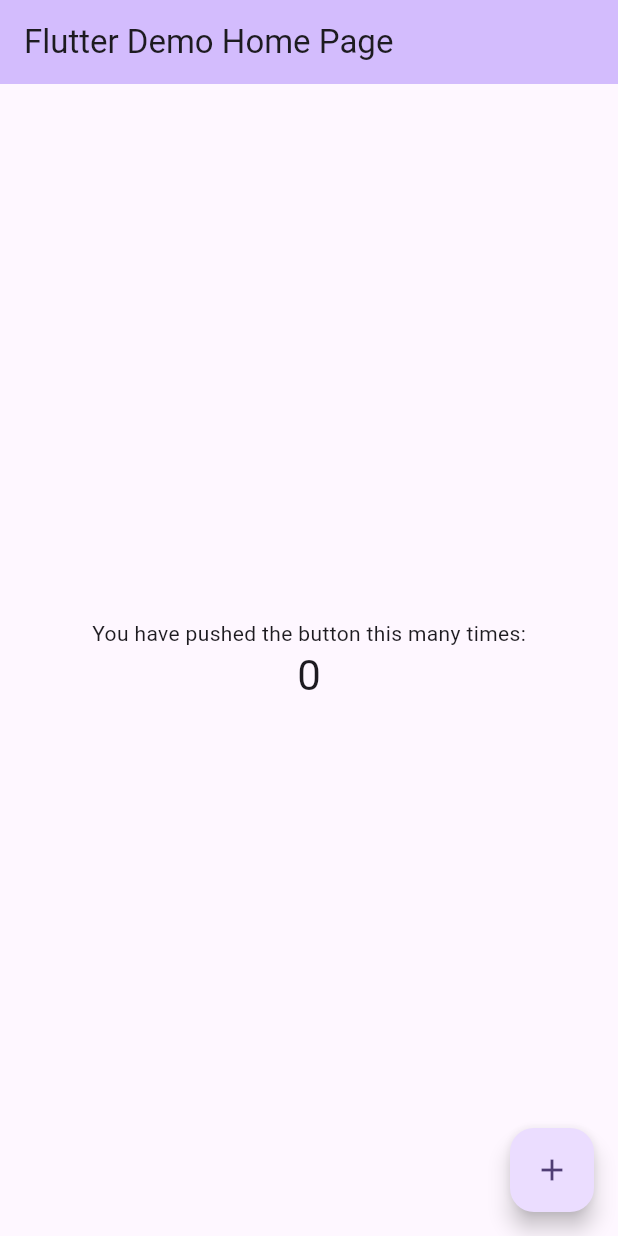
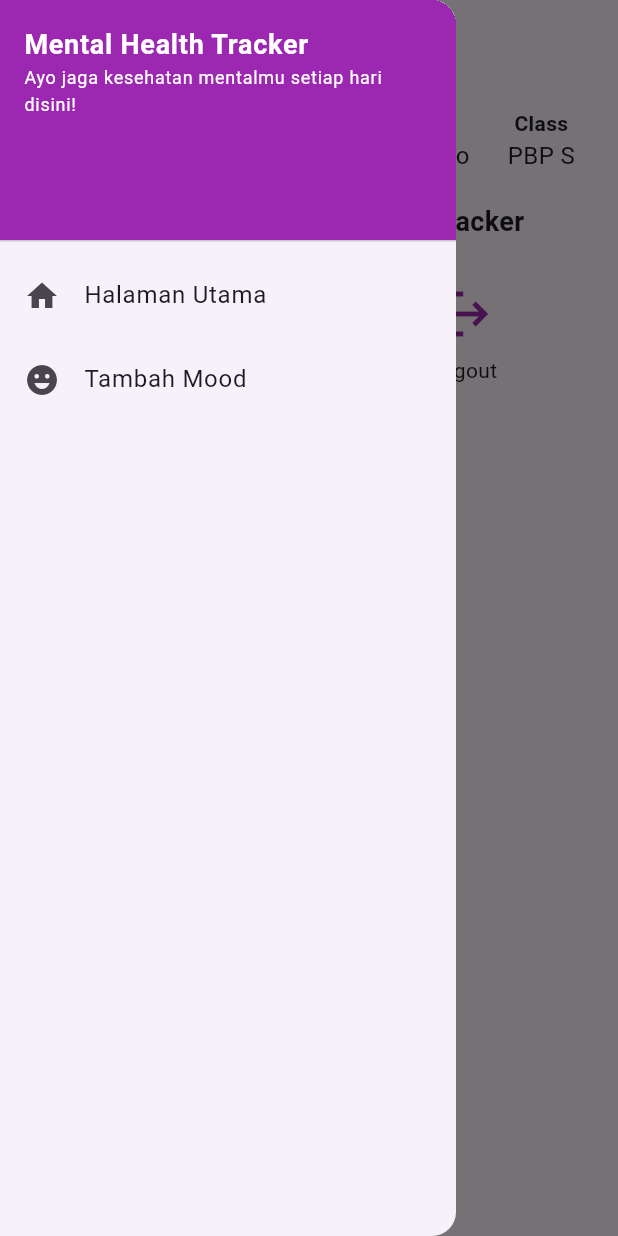
Before and after one commit to hajuenter/BKPM_FLUTTER, a Flutter app: the screen it shows after launch, with the side drawer open (before the commit the screen has no drawer), on a phone screen of 412 x 824 dp. Run offline on Flutter 3.47's test engine with Material 3 defaults, Android fonts, the phone set to English and light mode, and no system bars.

Commit message:
add mood

```diff
--- a/lib/main.dart
+++ b/lib/main.dart
@@ -1,4 +1,5 @@
 import 'package:flutter/material.dart';
+import 'screens/menu.dart';
 
 void main() {
   runApp(const MyApp());
@@ -7,119 +8,15 @@
 class MyApp extends StatelessWidget {
   const MyApp({super.key});
 
-  // This widget is the root of your application.
   @override
   Widget build(BuildContext context) {
     return MaterialApp(
-      title: 'Flutter Demo',
+      debugShowCheckedModeBanner: false,
+      title: 'Mental Health Tracker',
       theme: ThemeData(
-        // This is the theme of your application.
-        //
-        // TRY THIS: Try running your application with "flutter run". You'll see
-        // the application has a purple toolbar. Then, without quitting the app,
-        // try changing the seedColor in the colorScheme below to Colors.green
-        // and then invoke "hot reload" (save your changes or press the "hot
-        // reload" button in a Flutter-supported IDE, or press "r" if you used
-        // the command line to start the app).
-        //
-        // Notice that the counter didn't reset back to zero; the application
-        // state is not lost during the reload. To reset the state, use hot
-        // restart instead.
-        //
-        // This works for code too, not just values: Most code changes can be
-        // tested with just a hot reload.
-        colorScheme: ColorScheme.fromSeed(seedColor: Colors.deepPurple),
-        useMaterial3: true,
+        primarySwatch: Colors.purple,
       ),
-      home: const MyHomePage(title: 'Flutter Demo Home Page'),
+      home: const MenuScreen(),
     );
   }
 }
-
-class MyHomePage extends StatefulWidget {
-  const MyHomePage({super.key, required this.title});
-
-  // This widget is the home page of your application. It is stateful, meaning
-  // that it has a State object (defined below) that contains fields that affect
-  // how it looks.
-
-  // This class is the configuration for the state. It holds the values (in this
-  // case the title) provided by the parent (in this case the App widget) and
-  // used by the build method of the State. Fields in a Widget subclass are
-  // always marked "final".
-
-  final String title;
-
-  @override
-  State<MyHomePage> createState() => _MyHomePageState();
-}
-
-class _MyHomePageState extends State<MyHomePage> {
-  int _counter = 0;
-
-  void _incrementCounter() {
-    setState(() {
-      // This call to setState tells the Flutter framework that something has
-      // changed in this State, which causes it to rerun the build method below
-      // so that the display can reflect the updated values. If we changed
-      // _counter without calling setState(), then the build method would not be
-      // called again, and so nothing would appear to happen.
-      _counter++;
-    });
-  }
-
-  @override
-  Widget build(BuildContext context) {
-    // This method is rerun every time setState is called, for instance as done
-    // by the _incrementCounter method above.
-    //
-    // The Flutter framework has been optimized to make rerunning build methods
-    // fast, so that you can just rebuild anything that needs updating rather
-    // than having to individually change instances of widgets.
-    return Scaffold(
-      appBar: AppBar(
-        // TRY THIS: Try changing the color here to a specific color (to
-        // Colors.amber, perhaps?) and trigger a hot reload to see the AppBar
-        // change color while the other colors stay the same.
-        backgroundColor: Theme.of(context).colorScheme.inversePrimary,
-        // Here we take the value from the MyHomePage object that was created by
-        // the App.build method, and use it to set our appbar title.
-        title: Text(widget.title),
-      ),
-      body: Center(
-        // Center is a layout widget. It takes a single child and positions it
-        // in the middle of the parent.
-        child: Column(
-          // Column is also a layout widget. It takes a list of children and
-          // arranges them vertically. By default, it sizes itself to fit its
-          // children horizontally, and tries to be as tall as its parent.
-          //
-          // Column has various properties to control how it sizes itself and
-          // how it positions its children. Here we use mainAxisAlignment to
-          // center the children vertically; the main axis here is the vertical
-          // axis because Columns are vertical (the cross axis would be
-          // horizontal).
-          //
-          // TRY THIS: Invoke "debug painting" (choose the "Toggle Debug Paint"
-          // action in the IDE, or press "p" in the console), to see the
-          // wireframe for each widget.
-          mainAxisAlignment: MainAxisAlignment.center,
-          children: <Widget>[
-            const Text(
-              'You have pushed the button this many times:',
-            ),
-            Text(
-              '$_counter',
-              style: Theme.of(context).textTheme.headlineMedium,
-            ),
-          ],
-        ),
-      ),
-      floatingActionButton: FloatingActionButton(
-        onPressed: _incrementCounter,
-        tooltip: 'Increment',
-        child: const Icon(Icons.add),
-      ), // This trailing comma makes auto-formatting nicer for build methods.
-    );
-  }
-}
--- /dev/null
+++ b/lib/screens/menu.dart
@@ -0,0 +1,112 @@
+import 'package:flutter/material.dart';
+import '../widgets/left_drawer.dart';
+import 'moodentry_form.dart';
+
+class MenuScreen extends StatelessWidget {
+  const MenuScreen({super.key});
+
+  @override
+  Widget build(BuildContext context) {
+    return Scaffold(
+      appBar: AppBar(
+        title: const Text('Mental Health Tracker'),
+      ),
+      drawer: const LeftDrawer(),
+      body: Padding(
+        padding: const EdgeInsets.all(16.0),
+        child: Column(
+          children: [
+            const Row(
+              mainAxisAlignment: MainAxisAlignment.spaceAround,
+              children: [
+                UserInfoCard(label: "NPM", value: "5000000000"),
+                UserInfoCard(label: "Name", value: "Gedagedi Gedagedago"),
+                UserInfoCard(label: "Class", value: "PBP S"),
+              ],
+            ),
+            const SizedBox(height: 20),
+            const Text(
+              "Welcome to Mental Health Tracker",
+              style: TextStyle(fontSize: 18, fontWeight: FontWeight.bold),
+            ),
+            const SizedBox(height: 20),
+            Wrap(
+              spacing: 20,
+              children: [
+                ActionButton(
+                  icon: Icons.emoji_emotions,
+                  label: "Lihat Mood",
+                  onTap: () {},
+                ),
+                ActionButton(
+                  icon: Icons.add,
+                  label: "Tambah Mood",
+                  onTap: () {
+                    Navigator.push(
+                      context,
+                      MaterialPageRoute(
+                          builder: (context) => const MoodEntryForm()),
+                    );
+                  },
+                ),
+                ActionButton(
+                  icon: Icons.logout,
+                  label: "Logout",
+                  onTap: () {},
+                ),
+              ],
+            ),
+          ],
+        ),
+      ),
+    );
+  }
+}
+
+class UserInfoCard extends StatelessWidget {
+  final String label;
+  final String value;
+
+  const UserInfoCard({super.key, required this.label, required this.value});
+
+  @override
+  Widget build(BuildContext context) {
+    return Column(
+      children: [
+        Text(
+          label,
+          style: const TextStyle(fontSize: 14, fontWeight: FontWeight.bold),
+        ),
+        Text(
+          value,
+          style: const TextStyle(fontSize: 16),
+        ),
+      ],
+    );
+  }
+}
+
+class ActionButton extends StatelessWidget {
+  final IconData icon;
+  final String label;
+  final VoidCallback onTap;
+
+  const ActionButton(
+      {super.key,
+      required this.icon,
+      required this.label,
+      required this.onTap});
+
+  @override
+  Widget build(BuildContext context) {
+    return Column(
+      children: [
+        IconButton(
+          icon: Icon(icon, size: 40, color: Colors.purple),
+          onPressed: onTap,
+        ),
+        Text(label),
+      ],
+    );
+  }
+}
--- /dev/null
+++ b/lib/widgets/left_drawer.dart
@@ -0,0 +1,54 @@
+import 'package:flutter/material.dart';
+import '../screens/menu.dart';
+import '../screens/moodentry_form.dart';
+
+class LeftDrawer extends StatelessWidget {
+  const LeftDrawer({super.key});
+
+  @override
+  Widget build(BuildContext context) {
+    return Drawer(
+      child: Column(
+        children: [
+          DrawerHeader(
+            decoration: BoxDecoration(color: Colors.purple),
+            child: Column(
+              crossAxisAlignment: CrossAxisAlignment.start,
+              children: const [
+                Text(
+                  "Mental Health Tracker",
+                  style: TextStyle(
+                      color: Colors.white,
+                      fontSize: 18,
+                      fontWeight: FontWeight.bold),
+                ),
+                Text(
+                  "Ayo jaga kesehatan mentalmu setiap hari disini!",
+                  style: TextStyle(color: Colors.white, fontSize: 12),
+                ),
+              ],
+            ),
+          ),
+          ListTile(
+            leading: const Icon(Icons.home),
+            title: const Text("Halaman Utama"),
+            onTap: () {
+              Navigator.pushReplacement(context,
+                  MaterialPageRoute(builder: (context) => const MenuScreen()));
+            },
+          ),
+          ListTile(
+            leading: const Icon(Icons.emoji_emotions),
+            title: const Text("Tambah Mood"),
+            onTap: () {
+              Navigator.push(
+                  context,
+                  MaterialPageRoute(
+                      builder: (context) => const MoodEntryForm()));
+            },
+          ),
+        ],
+      ),
+    );
+  }
+}
```
Also changed, not shown: lib/screens/moodentry_form.dart (added, +74 -0 lines), lib/widgets/mood_card.dart (added, +41 -0 lines), pubspec.lock.
